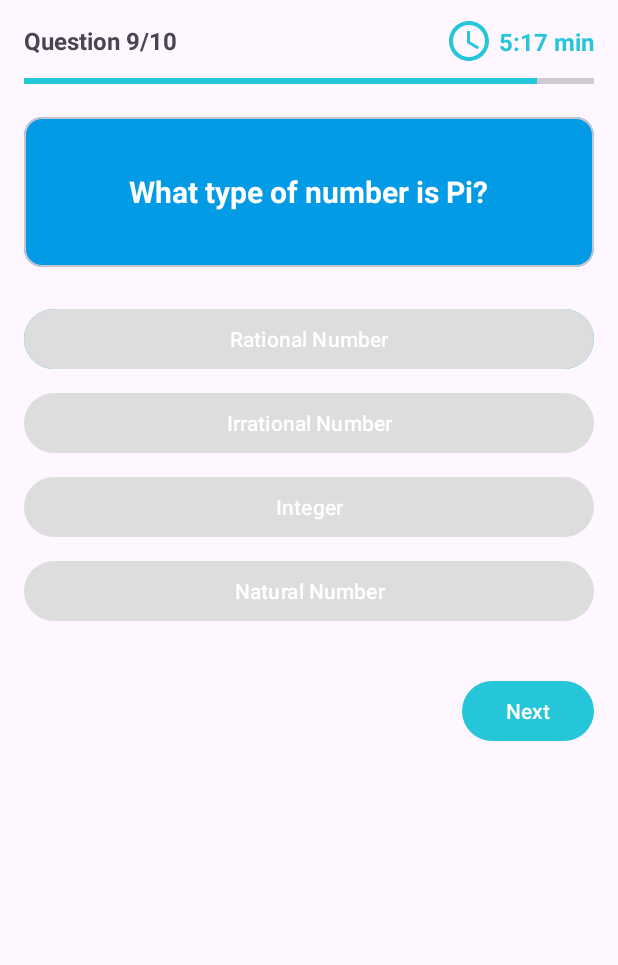
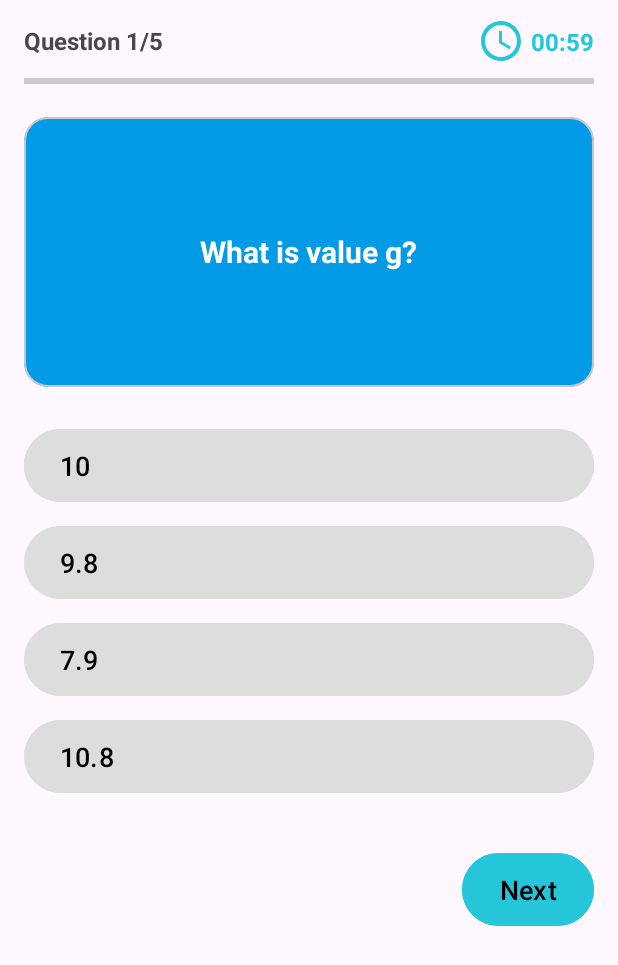
Before and after one commit to Aliimran2/QuizApp, an Android app: the screen it shows after launch (QuizActivity), after a tap on "Physics", on a phone screen of 412 x 824 dp. Shown: the top 965 px of the screen. Run offline under Robolectric (Android 15) with nearby library versions, the phone set to English and light mode, and no system bars.

Commit message:
Quiz Activity completed

```diff
--- /dev/null
+++ b/app/src/main/java/com/miassolutions/quiztime/data/QuestionModel.kt
@@ -0,0 +1,11 @@
+package com.miassolutions.quiztime.data
+
+import android.os.Parcelable
+import kotlinx.parcelize.Parcelize
+
+@Parcelize
+data class QuestionModel(
+    val question : String,
+    val options : List<String>,
+    val correct : String
+) : Parcelable
--- a/app/src/main/java/com/miassolutions/quiztime/data/QuizList.kt
+++ /dev/null
@@ -1 +0,0 @@
-package com.miassolutions.quiztime.data
--- a/app/src/main/java/com/miassolutions/quiztime/data/QuizModel.kt
+++ b/app/src/main/java/com/miassolutions/quiztime/data/QuizModel.kt
@@ -1,8 +1,12 @@
 package com.miassolutions.quiztime.data
 
-import android.os.Parcel
 import android.os.Parcelable
 import kotlinx.parcelize.Parcelize
 
 @Parcelize
-data class QuizModel(val title: String, val subTitle: String, val timer: Int) : Parcelable
+data class QuizModel(
+    val title: String,
+    val subTitle: String,
+    val timer: Int,
+    val questionList : List<QuestionModel>
+) : Parcelable
--- a/app/src/main/java/com/miassolutions/quiztime/ui/MainActivity.kt
+++ b/app/src/main/java/com/miassolutions/quiztime/ui/MainActivity.kt
@@ -7,6 +7,7 @@ import androidx.appcompat.app.AppCompatActivity
 import androidx.core.view.ViewCompat
 import androidx.core.view.WindowInsetsCompat
 import com.miassolutions.quiztime.R
+import com.miassolutions.quiztime.data.QuestionModel
 import com.miassolutions.quiztime.data.QuizModel
 import com.miassolutions.quiztime.databinding.ActivityMainBinding
 
@@ -30,22 +31,49 @@ class MainActivity : AppCompatActivity() {
             insets
         }
 
+        val questionList = mutableListOf<QuestionModel>()
+        questionList.add(QuestionModel(
+            "What is value g?",
+            listOf("10", "9.8", "7.9", "10.8"),
+            "9.8"
+        ))
+        questionList.add(QuestionModel(
+            "What is your father name?",
+            listOf("10", "9.8", "7.9", "10.8"),
+            "9.8"
+        ))
+        questionList.add(QuestionModel(
+            "What is your name?",
+            listOf("10", "9.8", "7.9", "10.8"),
+            "9.8"
+        ))
+        questionList.add(QuestionModel(
+            "What is Physics?",
+            listOf("10", "9.8", "7.9", "10.8"),
+            "9.8"
+        ))
+        questionList.add(QuestionModel(
+            "What is Mathematics?",
+            listOf("10", "9.8", "7.9", "10.8"),
+            "9.8"
+        ))
 
         val quizList = mutableListOf<QuizModel>()
-        quizList.add(QuizModel("Physics", "All about Physics", 10))
-        quizList.add(QuizModel("Computer", "All about Computer", 20))
-        quizList.add(QuizModel("Chemistry", "All about Chemistry", 15))
-        quizList.add(QuizModel("Math", "All about Math", 10))
-        quizList.add(QuizModel("Physics", "All about Physics", 10))
-        quizList.add(QuizModel("Computer", "All about Computer", 20))
-        quizList.add(QuizModel("Chemistry", "All about Chemistry", 50))
-        quizList.add(QuizModel("Math", "All about Math", 10))
+        quizList.add(
+            QuizModel(
+                "Physics", "All about Physics", 1,
+                questionList
+            )
+        )
+        quizList.add(QuizModel("Computer", "All about Computer", 20, questionList))
+        quizList.add(QuizModel("Chemistry", "All about Chemistry", 15, questionList))
 
-        quizListAdapter = QuizListAdapter{quiz ->
+
+        quizListAdapter = QuizListAdapter { quiz ->
             val intent = Intent(this, QuizActivity::class.java).apply {
                 putExtra(QUIZ, quiz)
             }
-                startActivity(intent)
+            startActivity(intent)
 
         }
         quizListAdapter.submit(quizList)
--- a/app/src/main/java/com/miassolutions/quiztime/ui/QuizActivity.kt
+++ b/app/src/main/java/com/miassolutions/quiztime/ui/QuizActivity.kt
@@ -1,20 +1,41 @@
 package com.miassolutions.quiztime.ui
 
+import android.annotation.SuppressLint
 import android.os.Bundle
+import android.os.CountDownTimer
+import android.util.Log
+import android.view.LayoutInflater
+import android.view.View
+import android.widget.Button
+import android.widget.TextView
+import android.widget.Toast
 import androidx.activity.enableEdgeToEdge
+import androidx.appcompat.app.AlertDialog
 import androidx.appcompat.app.AppCompatActivity
 import androidx.core.content.IntentCompat
 import androidx.core.view.ViewCompat
 import androidx.core.view.WindowInsetsCompat
+import com.google.android.material.button.MaterialButton
+import com.google.android.material.dialog.MaterialAlertDialogBuilder
 import com.miassolutions.quiztime.R
+import com.miassolutions.quiztime.data.QuestionModel
 import com.miassolutions.quiztime.data.QuizModel
 import com.miassolutions.quiztime.databinding.ActivityQuizBinding
+import com.miassolutions.quiztime.databinding.DialogScoreBinding
 
-class QuizActivity : AppCompatActivity() {
+class QuizActivity : AppCompatActivity(), View.OnClickListener {
 
     private val binding by lazy {
         ActivityQuizBinding.inflate(layoutInflater)
     }
+
+    private lateinit var questionList: List<QuestionModel>
+
+
+    private var score = 0
+    private var currentQuestionIndex = 0
+    private var selectedAnswer = ""
+    private var time: Int = 0
 
     override fun onCreate(savedInstanceState: Bundle?) {
         super.onCreate(savedInstanceState)
@@ -27,7 +48,111 @@ class QuizActivity : AppCompatActivity() {
         }
 
         val quiz = IntentCompat.getParcelableExtra<QuizModel>(intent, QUIZ, QuizModel::class.java)
+        quiz?.let {
+            questionList = it.questionList
+            time = it.timer
+        }
+
+
+        loadQuestions()
+        buttonsClickListeners()
+        startTimer()
 
 
     }
+
+    private fun startTimer() {
+        val totalTimeInMillis = time.toInt() * 60 * 1000L
+        object : CountDownTimer(totalTimeInMillis, 1000) {
+            @SuppressLint("DefaultLocale")
+            override fun onTick(millisUntilFinished: Long) {
+                val seconds = millisUntilFinished / 1000
+                val minutes = seconds / 60
+                val remainingSeconds = seconds % 60
+
+                binding.tvCountDown.text = String.format("%02d:%02d", minutes, remainingSeconds)
+                Log.d("MIAS_SOLUTIONS", String.format("%02d:%02d", minutes, remainingSeconds))
+            }
+
+            override fun onFinish() {
+                finishQuiz()
+            }
+        }.start()
+
+    }
+
+    private fun buttonsClickListeners() {
+        binding.apply {
+            btn0.setOnClickListener(this@QuizActivity)
+            btn1.setOnClickListener(this@QuizActivity)
+            btn2.setOnClickListener(this@QuizActivity)
+            btn3.setOnClickListener(this@QuizActivity)
+            btnNext.setOnClickListener(this@QuizActivity)
+            tvQuestion.setOnClickListener(this@QuizActivity)
+
+        }
+    }
+
+    private fun loadQuestions() {
+
+        selectedAnswer = ""
+
+        if (currentQuestionIndex == questionList.size) {
+            finishQuiz()
+            return
+        }
+
+        binding.apply {
+            tvProgressIndicator.text = "Question ${currentQuestionIndex + 1}/${questionList.size}"
+            val progress =
+                (currentQuestionIndex.toFloat() / questionList.size.toFloat() * 100).toInt()
+            progressBar.progress = progress
+
+            tvQuestion.text = questionList[currentQuestionIndex].question
+            btn0.text = questionList[currentQuestionIndex].options[0]
+            btn1.text = questionList[currentQuestionIndex].options[1]
+            btn2.text = questionList[currentQuestionIndex].options[2]
+            btn3.text = questionList[currentQuestionIndex].options[3]
+
+
+        }
+    }
+
+    override fun onClick(view: View?) {
+
+        binding.apply {
+            btn0.setBackgroundColor(getColor(R.color.grey))
+            btn1.setBackgroundColor(getColor(R.color.grey))
+            btn2.setBackgroundColor(getColor(R.color.grey))
+            btn3.setBackgroundColor(getColor(R.color.grey))
+        }
+
+        val clickedButton = view as MaterialButton
+
+        if (clickedButton.id == R.id.btn_next) {
+
+            if (selectedAnswer == questionList[currentQuestionIndex].correct) {
+                score++
+
+            }
+
+            currentQuestionIndex++
+            loadQuestions()
+
+        } else {
+            selectedAnswer = clickedButton.text.toString()
+            clickedButton.setBackgroundColor(getColor(R.color.primary))
+
+        }
+
+    }
+
+
+
+    private fun finishQuiz() {
+
+        val dialog = ScoreDialogFragment.newInstance(score, questionList.size)
+        dialog.show(supportFragmentManager, "ScoreDialogFragment")
+
+    }
 }
--- a/app/src/main/res/layout/activity_quiz.xml
+++ b/app/src/main/res/layout/activity_quiz.xml
@@ -9,7 +9,7 @@
 
 
     <TextView
-        android:id="@+id/textView2"
+        android:id="@+id/tv_progressIndicator"
         android:layout_width="wrap_content"
         android:layout_height="wrap_content"
         android:layout_marginStart="16dp"
@@ -26,14 +26,14 @@
         android:layout_width="wrap_content"
         android:layout_height="wrap_content"
         android:layout_marginEnd="4dp"
-        app:layout_constraintBottom_toBottomOf="@+id/textView2"
-        app:layout_constraintEnd_toStartOf="@+id/textView3"
-        app:layout_constraintTop_toTopOf="@+id/textView2"
+        app:layout_constraintBottom_toBottomOf="@+id/tv_progressIndicator"
+        app:layout_constraintEnd_toStartOf="@+id/tv_count_down"
+        app:layout_constraintTop_toTopOf="@+id/tv_progressIndicator"
         app:srcCompat="@drawable/ic_clock"
         app:tint="@color/primary" />
 
     <TextView
-        android:id="@+id/textView3"
+        android:id="@+id/tv_count_down"
         android:layout_width="wrap_content"
         android:layout_height="wrap_content"
         android:layout_marginEnd="16dp"
@@ -53,25 +53,26 @@
         android:layout_marginTop="8dp"
         android:progress="90"
         android:progressTint="@color/primary"
-        app:layout_constraintEnd_toEndOf="@+id/textView3"
-        app:layout_constraintStart_toStartOf="@+id/textView2"
-        app:layout_constraintTop_toBottomOf="@+id/textView2" />
+        app:layout_constraintEnd_toEndOf="@+id/tv_count_down"
+        app:layout_constraintStart_toStartOf="@+id/tv_progressIndicator"
+        app:layout_constraintTop_toBottomOf="@+id/tv_progressIndicator" />
 
 
     <com.google.android.material.card.MaterialCardView
         android:id="@+id/materialCardView"
         android:layout_width="0dp"
-        android:layout_height="100dp"
+        android:layout_height="180dp"
         android:layout_marginTop="16dp"
         android:elevation="4dp"
+        app:cardCornerRadius="16dp"
         app:cardBackgroundColor="@color/blue"
-        app:layout_constraintEnd_toEndOf="@+id/textView3"
-        app:layout_constraintStart_toStartOf="@+id/textView2"
+        app:layout_constraintEnd_toEndOf="@+id/tv_count_down"
+        app:layout_constraintStart_toStartOf="@+id/tv_progressIndicator"
         app:layout_constraintTop_toBottomOf="@+id/progressBar">
 
 
         <TextView
-            android:id="@+id/textView4"
+            android:id="@+id/tv_question"
             android:layout_width="wrap_content"
             android:layout_height="wrap_content"
             android:layout_gravity="center"
@@ -87,55 +88,50 @@
         android:layout_width="0dp"
         android:layout_height="wrap_content"
         android:layout_marginTop="24dp"
-        android:text="Rational Number"
         app:layout_constraintEnd_toEndOf="@+id/materialCardView"
         app:layout_constraintStart_toStartOf="@+id/materialCardView"
         app:layout_constraintTop_toBottomOf="@+id/materialCardView" />
 
     <com.google.android.material.button.MaterialButton
-        android:id="@+id/btn_a"
+        android:id="@+id/btn_0"
         android:layout_width="0dp"
         android:layout_height="wrap_content"
         android:layout_marginTop="24dp"
         android:text="Rational Number"
-        app:backgroundTint="@color/grey"
         app:layout_constraintEnd_toEndOf="@+id/materialCardView"
         app:layout_constraintStart_toStartOf="@+id/materialCardView"
         app:layout_constraintTop_toBottomOf="@+id/materialCardView" />
 
 
     <com.google.android.material.button.MaterialButton
-        android:id="@+id/btn_b"
+        android:id="@+id/btn_1"
         android:layout_width="0dp"
         android:layout_height="wrap_content"
         android:layout_marginTop="8dp"
         android:text="Irrational Number"
-        app:backgroundTint="@color/grey"
         app:layout_constraintEnd_toEndOf="@+id/materialCardView"
         app:layout_constraintStart_toStartOf="@+id/materialCardView"
         app:layout_constraintTop_toBottomOf="@+id/materialButton" />
 
     <com.google.android.material.button.MaterialButton
-        android:id="@+id/btn_d"
+        android:id="@+id/btn_3"
         android:layout_width="0dp"
         android:layout_height="wrap_content"
         android:layout_marginTop="8dp"
-        app:backgroundTint="@color/grey"
         android:text="Natural Number"
         app:layout_constraintEnd_toEndOf="@+id/materialCardView"
         app:layout_constraintStart_toStartOf="@+id/materialCardView"
-        app:layout_constraintTop_toBottomOf="@+id/btn_c" />
+        app:layout_constraintTop_toBottomOf="@+id/btn_2" />
 
     <com.google.android.material.button.MaterialButton
-        android:id="@+id/btn_c"
+        android:id="@+id/btn_2"
         android:layout_width="0dp"
-        app:backgroundTint="@color/grey"
         android:layout_height="wrap_content"
         android:layout_marginTop="8dp"
         android:text="Integer"
         app:layout_constraintEnd_toEndOf="@+id/materialCardView"
         app:layout_constraintStart_toStartOf="@+id/materialCardView"
-        app:layout_constraintTop_toBottomOf="@+id/btn_b" />
+        app:layout_constraintTop_toBottomOf="@+id/btn_1" />
 
 
     <com.google.android.material.button.MaterialButton
@@ -144,7 +140,9 @@
         android:layout_height="wrap_content"
         android:layout_marginTop="32dp"
         android:text="Next"
+        android:gravity="center_horizontal"
+        android:backgroundTint="@color/primary"
         app:layout_constraintEnd_toEndOf="@+id/materialCardView"
-        app:layout_constraintTop_toBottomOf="@+id/btn_d" />
+        app:layout_constraintTop_toBottomOf="@+id/btn_3" />
 
 </androidx.constraintlayout.widget.ConstraintLayout>
--- /dev/null
+++ b/app/src/main/res/values-v26/themes.xml
@@ -0,0 +1,5 @@
+<?xml version="1.0" encoding="utf-8"?>
+<resources>
+
+
+</resources>
--- a/app/src/main/res/values/themes.xml
+++ b/app/src/main/res/values/themes.xml
@@ -5,6 +5,7 @@
         <item name="colorPrimary">@color/primary</item>
 
         <item name="textAppearanceHeadline1">@style/QuizTitleStyle</item>
+        <item name="materialButtonStyle">@style/QuizAnswerButtonStyle</item>
     </style>
 
     <style name="Theme.QuizTime" parent="Base.Theme.QuizTime" />
@@ -16,5 +17,14 @@
         <item name="android:textSize">22sp</item>
     </style>
 
+    <style name="QuizAnswerButtonStyle" parent="Widget.Material3.Button">
+        <item name="android:textColor">@color/black</item>
+        <item name="android:textSize">18sp</item>
+        <item name="elevation">4dp</item>
+        <item name="android:paddingVertical" tools:ignore="NewApi">12dp</item>
+        <item name="android:backgroundTint">@color/grey</item>
+        <item name="android:gravity">start|center_vertical</item>
+    </style>
+
 
 </resources>
```
Also changed, not shown: app/src/main/java/com/miassolutions/quiztime/Main.kt (added, +9 -0 lines), app/src/main/java/com/miassolutions/quiztime/ui/QuizViewModel.kt (added, +13 -0 lines), app/src/main/java/com/miassolutions/quiztime/ui/ScoreDialogFragment.kt (added, +73 -0 lines), app/src/main/res/layout/dialog_score.xml (added, +69 -0 lines).
